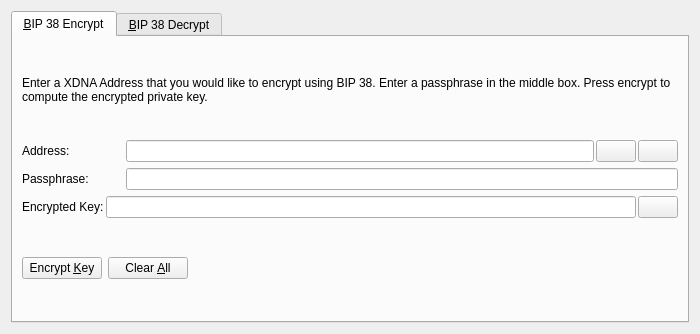
Before: the Qt Designer form src/qt/forms/bip38tooldialog.ui in Pubfred/ZDNA, drawn with Qt 5.
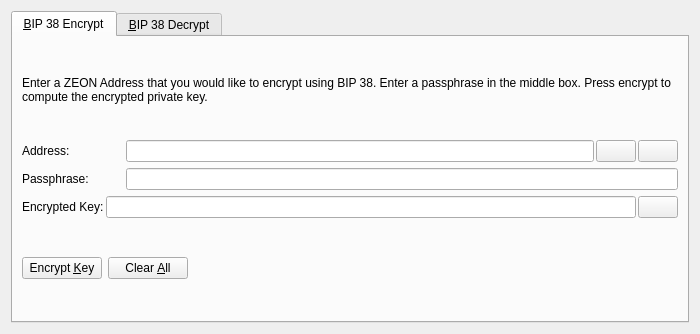
After: the same form once the commit is applied. The open tabs and pages were chosen to show the change. Icons and pictures are not drawn. Custom widgets are drawn as their Qt base class.

```diff
--- a/src/qt/forms/bip38tooldialog.ui
+++ b/src/qt/forms/bip38tooldialog.ui
@@ -30,7 +30,7 @@
        <item>
         <widget class="QLabel" name="infoLabel_ENC">
          <property name="text">
-          <string>Enter a XDNA Address that you would like to encrypt using BIP 38. Enter a passphrase in the middle box. Press encrypt to compute the encrypted private key.</string>
+          <string>Enter a ZEON Address that you would like to encrypt using BIP 38. Enter a passphrase in the middle box. Press encrypt to compute the encrypted private key.</string>
          </property>
          <property name="textFormat">
           <enum>Qt::PlainText</enum>
```
Left out of the diff: 8 changed lines with no effect on the pictures.
